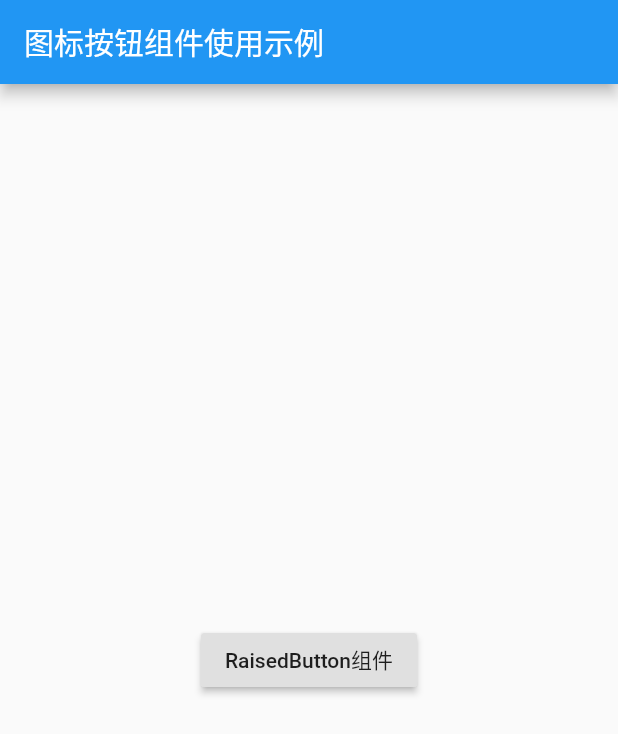
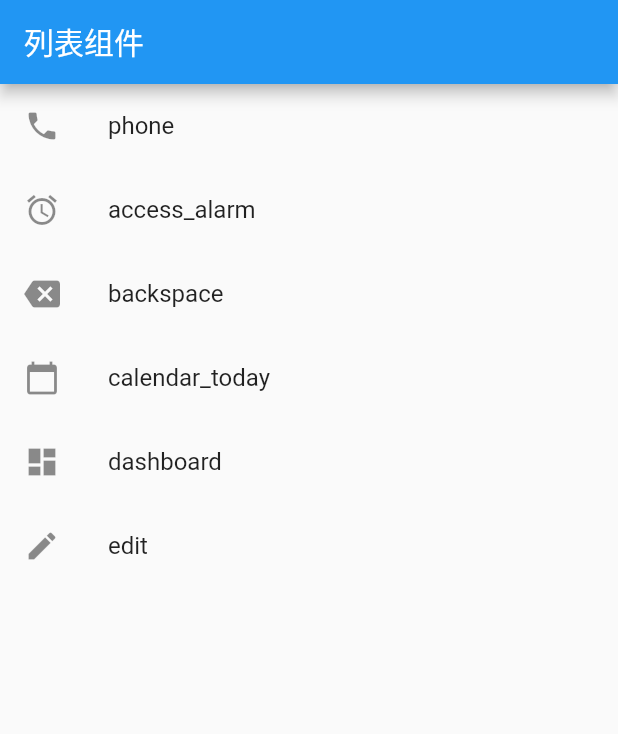
Before and after one commit to zhangjianliu/flutter_demo, a Flutter app: the screen it shows after launch, on a phone screen of 412 x 824 dp. Shown: the top 734 px of the screen. Run offline on Flutter 3.47's test engine with Material 2 defaults, Android fonts, the phone set to English and light mode, and no system bars.

Commit message:
列表组件

```diff
--- a/flutter_day01/lib/main.dart
+++ b/flutter_day01/lib/main.dart
@@ -1,22 +1,55 @@
 import 'package:flutter/material.dart';
 
-void main() => runApp(new MaterialApp(
-      title: '图标按钮组件示例',
-      home: new LayoutDemo(),
-    ));
+void main() => runApp(myApp());
 
-class LayoutDemo extends StatelessWidget {
+class myApp extends StatelessWidget {
+  @override
   Widget build(BuildContext context) {
-    return new Scaffold(
-      appBar: AppBar(
-        title: Text('图标按钮组件使用示例'),
-      ),
-      body: new Center(
-        child: new RaisedButton(
-          onPressed: () {
-            print('按下操作');
-          },
-          child: new Text('RaisedButton组件'),
+    return MaterialApp(
+      title: '列表组件',
+      home: Scaffold(
+        appBar: AppBar(
+          title: Text('列表组件'),
+        ),
+        body: new ListView(
+          children: <Widget>[
+            ListTile(
+              // 添加图标
+              leading: new Icon(Icons.phone),
+              // 添加文本
+              title: Text('phone'),
+            ),
+            ListTile(
+              // 添加图标
+              leading: new Icon(Icons.access_alarm),
+              // 添加文本
+              title: Text('access_alarm'),
+            ),
+            ListTile(
+              // 添加图标
+              leading: new Icon(Icons.backspace),
+              // 添加文本
+              title: Text('backspace'),
+            ),
+            ListTile(
+              // 添加图标
+              leading: new Icon(Icons.calendar_today),
+              // 添加文本
+              title: Text('calendar_today'),
+            ),
+            ListTile(
+              // 添加图标
+              leading: new Icon(Icons.dashboard),
+              // 添加文本
+              title: Text('dashboard'),
+            ),
+            ListTile(
+              // 添加图标
+              leading: new Icon(Icons.edit),
+              // 添加文本
+              title: Text('edit'),
+            ),
+          ],
         ),
       ),
     );
```
